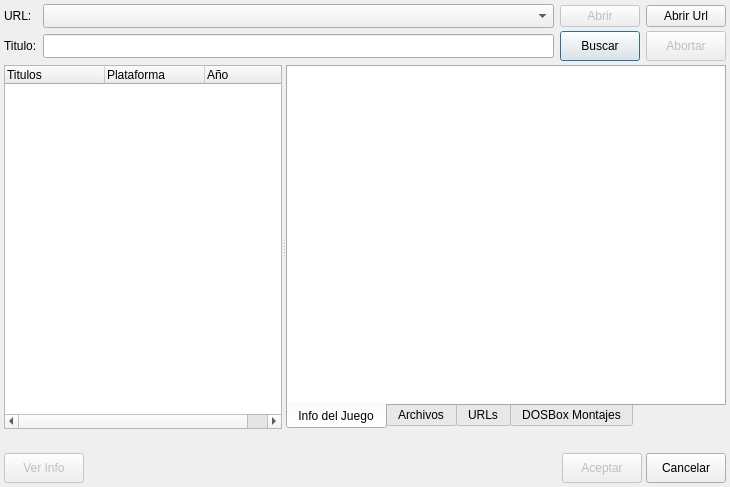
Monthy/gr-lida, file ui/importar_juego.ui: the form before one commit.
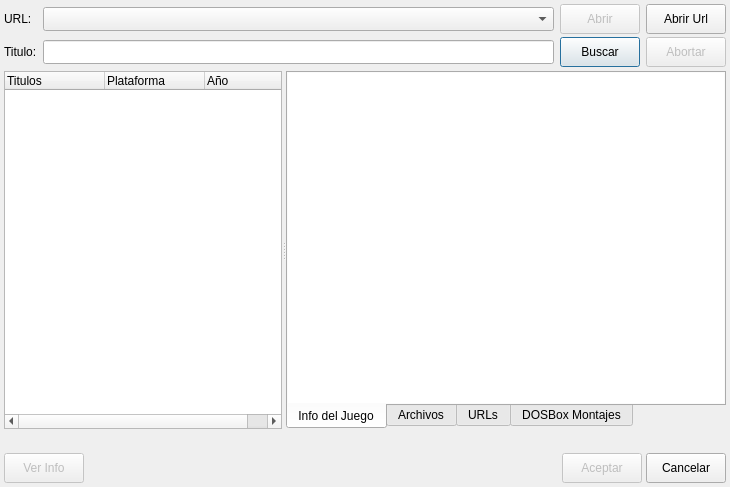
The form after the commit. Icons and pictures are not drawn.

Commit message: En el grlida_importar_juego: - Añadida opción para indicar que tipo de codificación tiene el archivo html de las búsquedas. - Añadida comprobación de si existe ya el archivo de configuración al importar. - Añadida etiquetas edad_recomendada y perspectiva, path_exe y parametros_exe para importar y mostrarla en datos. - Añadida etiquetas opl_driver para importar en el ScummVM. - Añadido prefijo "Svm_", "Vdms_". - Añadiendo en el setStyleSheet la opciones de la Fuente y el tamaño. - Corregido stDirBaseGames en el ImportarTwPrototype cuando se añade en la lista de montajes. - Actualizada la UI.

Patch:
```diff
--- a/ui/importar_juego.ui
+++ b/ui/importar_juego.ui
@@ -111,6 +111,12 @@
        <property name="enabled">
         <bool>false</bool>
        </property>
+       <property name="minimumSize">
+        <size>
+         <width>0</width>
+         <height>30</height>
+        </size>
+       </property>
        <property name="text">
         <string>Abrir</string>
        </property>
@@ -122,6 +128,12 @@
      </item>
      <item row="0" column="3">
       <widget class="QPushButton" name="btnAbrirUrl">
+       <property name="minimumSize">
+        <size>
+         <width>0</width>
+         <height>30</height>
+        </size>
+       </property>
        <property name="text">
         <string>Abrir Url</string>
        </property>
```
The commit also changes 2 other files.
